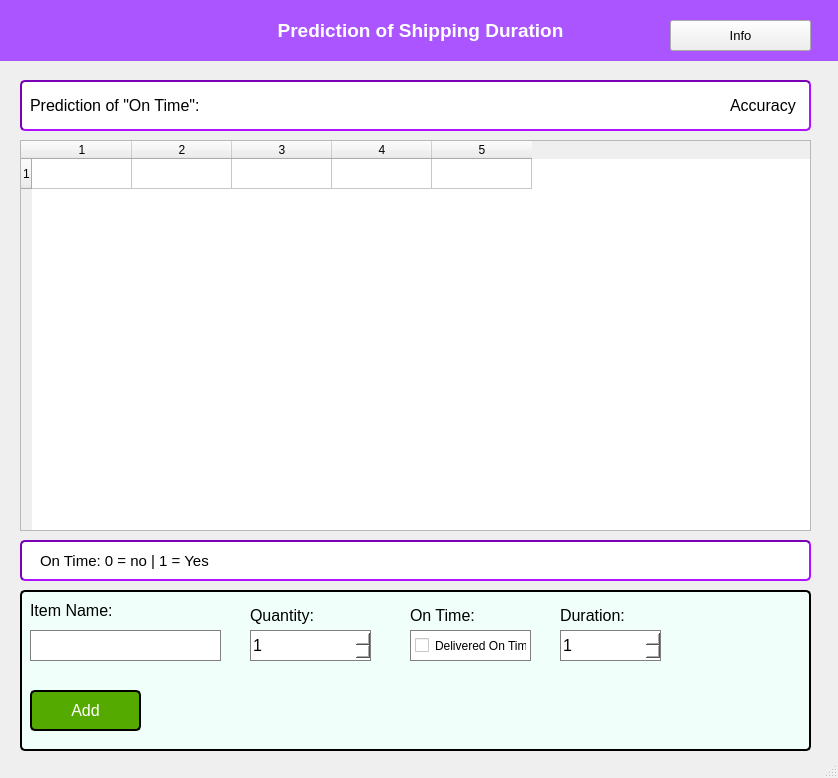
a-dridi/ml_shipping_item_on_time_prediction, file qt/mainwindow.ui: the form before one commit.
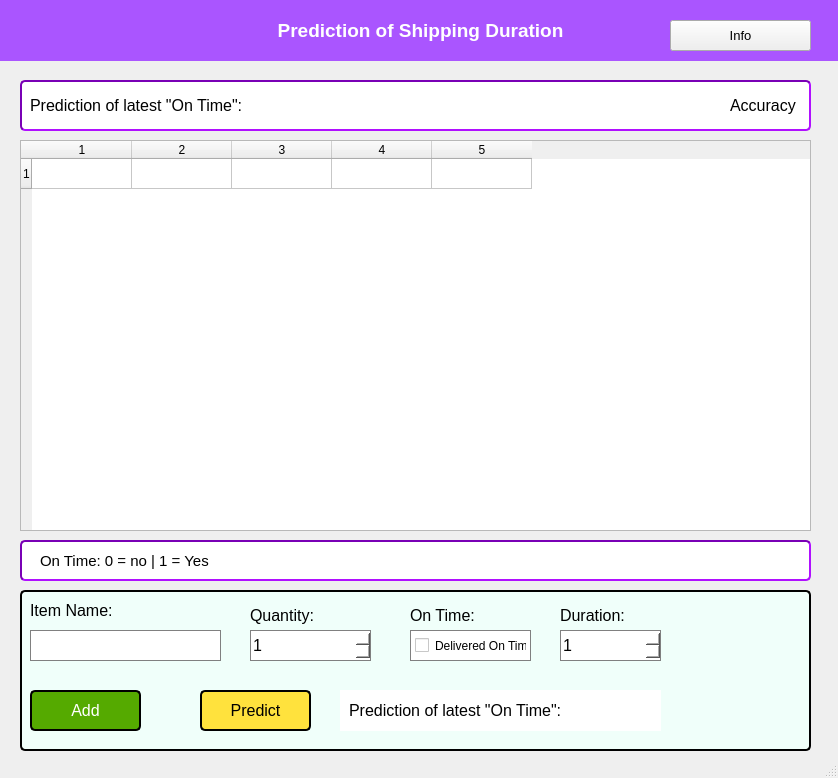
The form after the commit.

Commit message: Create Custom Prediction Feature Added

What changed in the file:
```diff
--- a/qt/mainwindow.ui
+++ b/qt/mainwindow.ui
@@ -90,7 +90,7 @@
       <rect>
        <x>10</x>
        <y>10</y>
-       <width>181</width>
+       <width>221</width>
        <height>31</height>
       </rect>
      </property>
@@ -105,13 +105,13 @@
 border-radius: 0px;</string>
      </property>
      <property name="text">
-      <string>Prediction of &quot;On Time&quot;: </string>
+      <string>Prediction of latest &quot;On Time&quot;: </string>
      </property>
     </widget>
     <widget class="QLabel" name="predictionValue">
      <property name="geometry">
       <rect>
-       <x>200</x>
+       <x>240</x>
        <y>10</y>
        <width>51</width>
        <height>31</height>
@@ -128,7 +128,7 @@
 border-radius: 0px;</string>
      </property>
      <property name="text">
-      <string> </string>
+      <string/>
      </property>
     </widget>
     <widget class="QLabel" name="accuracyValue">
@@ -432,6 +432,52 @@
       <string>Delivered On Time</string>
      </property>
     </widget>
+    <widget class="QPushButton" name="predictOntimeButton">
+     <property name="geometry">
+      <rect>
+       <x>180</x>
+       <y>100</y>
+       <width>111</width>
+       <height>41</height>
+      </rect>
+     </property>
+     <property name="font">
+      <font>
+       <pointsize>12</pointsize>
+      </font>
+     </property>
+     <property name="styleSheet">
+      <string notr="true">background-color: rgb(255, 226, 61);
+color: black</string>
+     </property>
+     <property name="text">
+      <string>Predict</string>
+     </property>
+    </widget>
+    <widget class="QLabel" name="createPredictionDisplay">
+     <property name="geometry">
+      <rect>
+       <x>320</x>
+       <y>100</y>
+       <width>321</width>
+       <height>41</height>
+      </rect>
+     </property>
+     <property name="font">
+      <font>
+       <pointsize>12</pointsize>
+      </font>
+     </property>
+     <property name="styleSheet">
+      <string notr="true">background-color:white;
+border: 2px none rgb(121, 0, 181);
+border-radius: 0px;
+padding-left: 5px;</string>
+     </property>
+     <property name="text">
+      <string>Prediction of latest &quot;On Time&quot;: </string>
+     </property>
+    </widget>
    </widget>
    <widget class="QFrame" name="tableInfo">
     <property name="geometry">
```
The commit also changes 4 other files.
